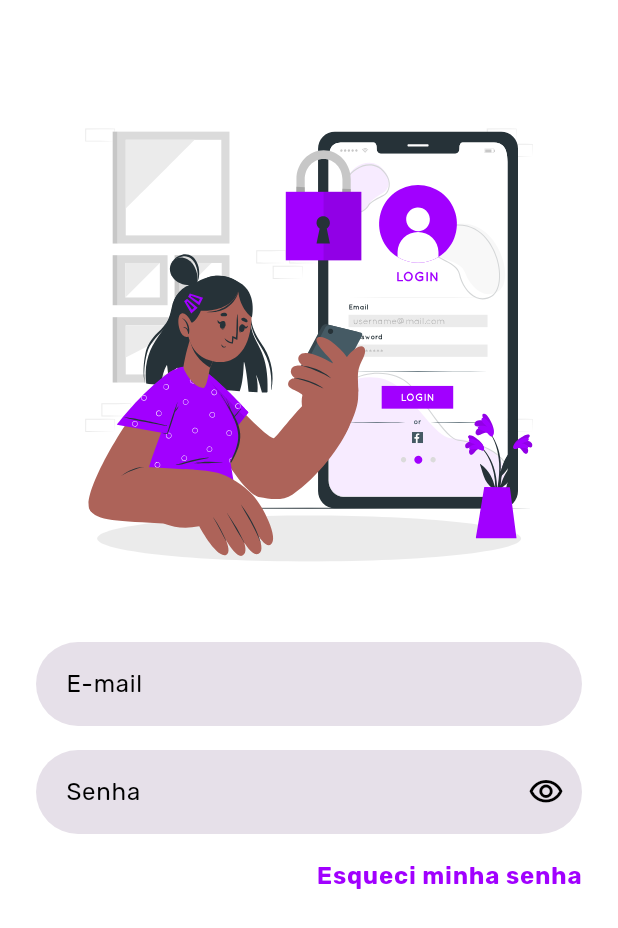
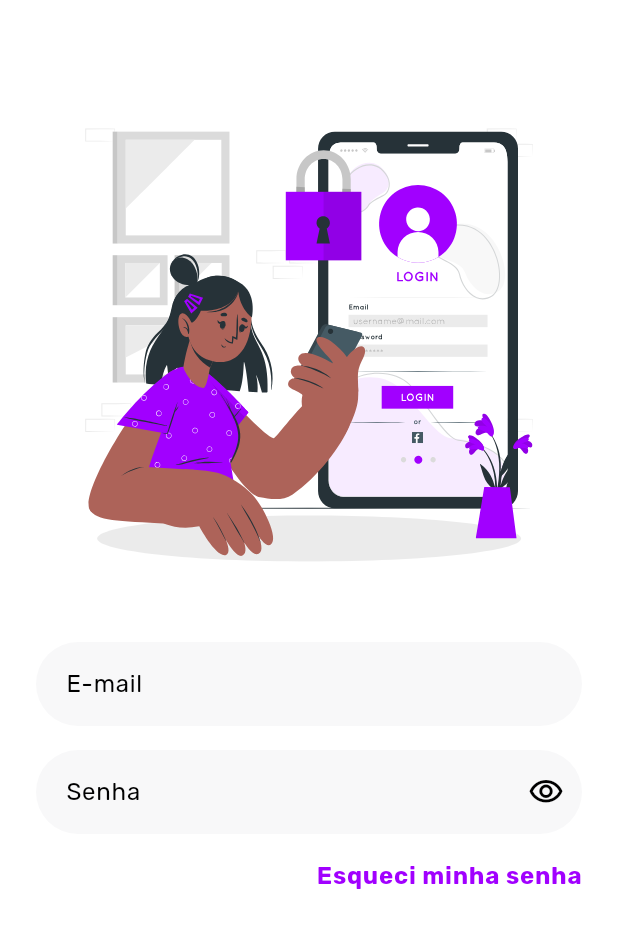
Before and after one commit to Barba2k2/meu_carango_app, a Flutter app: the LoginScreen screen opened by its route, on a phone screen of 412 x 824 dp. Shown: the top 928 px of the screen. Run offline on Flutter 3.47's test engine with Material 3 defaults, Android fonts, the phone set to English and light mode, and no system bars; our stand-ins replace flutter_svg, gap, get_it, go_router, google_fonts; missing offline and left inert: lucid_validation.

Commit message:
feat(app_colors): Adds input and Google login button theme colors

```diff
--- a/design_system/lib/src/theme/app_colors.dart
+++ b/design_system/lib/src/theme/app_colors.dart
@@ -33,4 +33,12 @@ class AppColors {
 
   // Custom Colors
   static const Color greyColor = Color(0xFF474747);
+
+  // Input Colors
+  static const Color inputColorLight = Color(0xFFF8F8F9);
+  static const Color inputColorDark = Color(0xFF2D2D2D);
+
+  // Button Colors
+  static const Color loginWithGoogleButtonBgLight = Color(0xFFF8F8F9);
+  static const Color loginWithGoogleButtonBgDark = Color(0xFF2D2D2D);
 }
```
